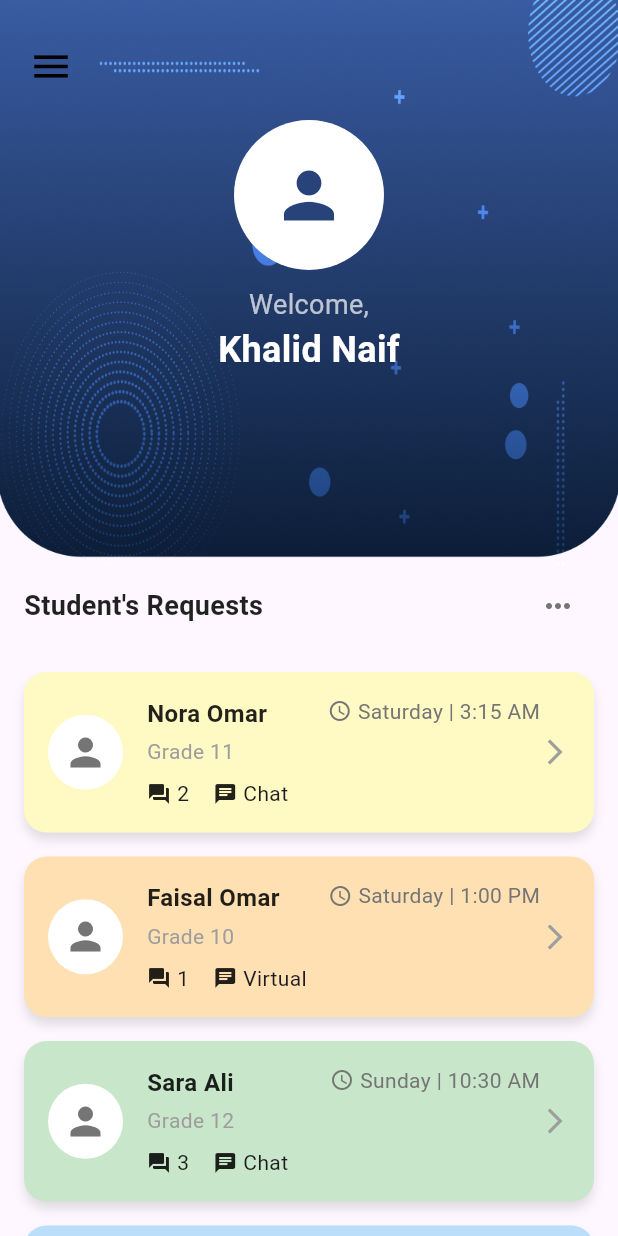
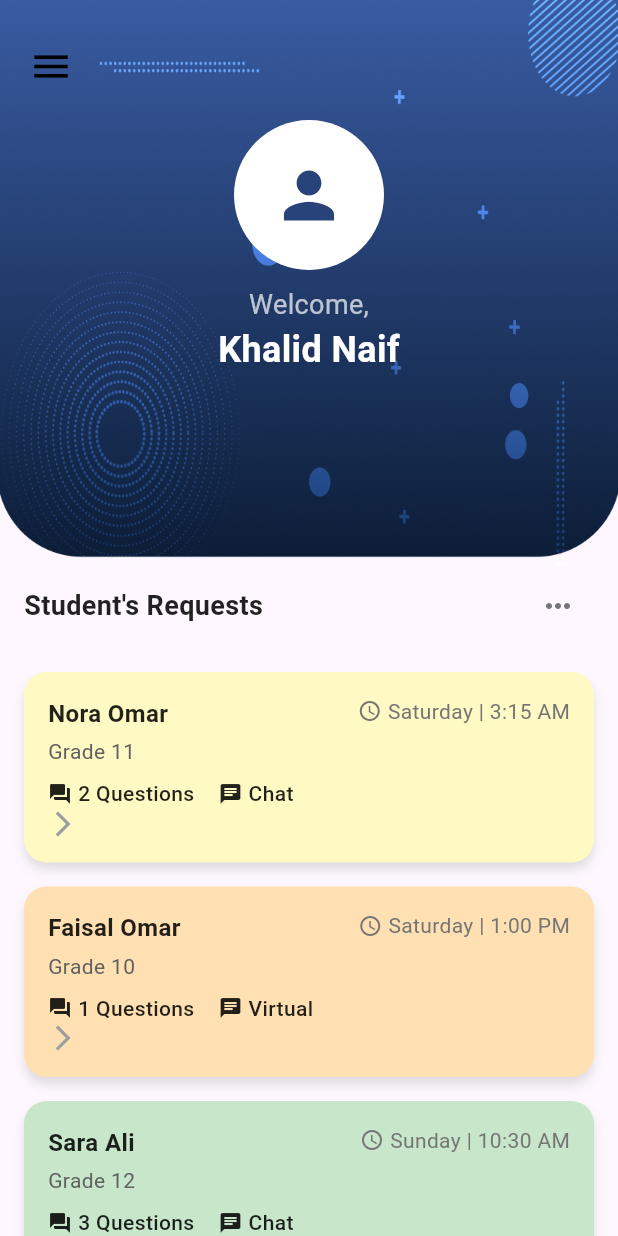
Before and after one commit to Reemaalnafisa/GAT_Helper-Version2, a Flutter app: the TutorHomepage screen opened directly, on a phone screen of 412 x 824 dp. Run offline on Flutter 3.47's test engine with Material 3 defaults, Android fonts, the phone set to English and light mode, and no system bars; our stand-ins replace confetti, fl_chart, flutter_rating_bar.

Commit message:
version2

```diff
--- a/lib/features/auth/views/tutor_home_page.dart
+++ b/lib/features/auth/views/tutor_home_page.dart
@@ -1,7 +1,6 @@
 import 'package:flutter/material.dart';
 import 'package:gat_helper_app/features/auth/views/Student_chat_page.dart';
 import 'package:gat_helper_app/features/auth/views/request_link_page.dart';
-import 'package:gat_helper_app/features/auth/views/tutor_request_details_page.dart';
 import 'package:gat_helper_app/features/common/edit_profile_page.dart';
 import 'package:gat_helper_app/features/auth/views/tutor_chat_history_page.dart';
 import 'package:gat_helper_app/features/common/start_page.dart';
@@ -60,9 +59,7 @@ class _TutorHomepageState extends State<TutorHomepage> {
       question: "What is the capital of France?",
       options: ["Berlin", "Madrid", "Paris", "Rome"],
     ),
-  ];String TutorName = "Khalid Naif"; // Replace with dynamic data
-  String TutorEmail = "Khalid.naif@example.com"; // Replace with dynamic data
-  String TutorAvatar = "assets/img_20.png"; // Replace
+  ];
 
   @override
   Widget build(BuildContext context) {
@@ -74,34 +71,43 @@ class _TutorHomepageState extends State<TutorHomepage> {
         child: Column(
           crossAxisAlignment: CrossAxisAlignment.start,
           children: [
-            SizedBox(
-              height: 250,
-              width: 500,
-              child: DrawerHeader(
+            DrawerHeader(
               decoration: BoxDecoration(
-                  color: Color(0xFF284379),
-                ),
-                child: Column(
-                  mainAxisAlignment: MainAxisAlignment.center,
-                  crossAxisAlignment: CrossAxisAlignment.center,
+                color: Color(0xFF284379),              ),
+              child: Row(
                 children: [
                   CircleAvatar(
-                      radius: 40,
-                      backgroundImage: AssetImage(TutorAvatar), // Dynamic Avatar
+                    radius: 30,
+                    backgroundColor: Colors.white,
+                    child: Icon(
+                      Icons.person,
+                      size: 40,
+                      color: Color(0xFF284379),                    ),
                   ),
-                    const SizedBox(height: 10),
+                  SizedBox(width: 16),
+                  Column(
+                    crossAxisAlignment: CrossAxisAlignment.start,
+                    mainAxisAlignment: MainAxisAlignment.center,
+                    children: [
                       Text(
-                      TutorName, // Dynamic Name
-                      style: const TextStyle(fontSize: 20, fontWeight: FontWeight.bold, color: Colors.white),
+                        'Khalid Naif',
+                        style: TextStyle(
+                          color: Colors.white,
+                          fontSize: 18,
+                          fontWeight: FontWeight.bold,
                         ),
-                    const SizedBox(height: 5),
+                      ),
+                      SizedBox(height: 4),
                       Text(
-                      TutorEmail, // Dynamic Email
-                      style: const TextStyle(fontSize: 16, color: Colors.white),
-                      textAlign: TextAlign.center,
+                        'Tutor Homepage Sidebar',
+                        style: TextStyle(
+                          color: Colors.white70,
+                          fontSize: 14,
+                        ),
                       ),
                     ],
                   ),
+                ],
               ),
             ),
             ListTile(
@@ -289,76 +295,80 @@ class _TutorHomepageState extends State<TutorHomepage> {
                               ),
                             ],
                           ),
-                          child: Row(
-                            crossAxisAlignment: CrossAxisAlignment.center,
-                            children: [
-                              CircleAvatar(
-                                radius: 25,
-                                backgroundColor: Colors.white,
-                                child: Icon(
-                                  Icons.person,
-                                  size: 30,
-                                  color: Colors.grey.shade600,
-                                ),
-                              ),
-                              const SizedBox(width: 16),
-                              Expanded(
                           child: Stack(
                             children: [
+                              // Main Content of the Card
                               Column(
                                 crossAxisAlignment: CrossAxisAlignment.start,
                                 children: [
-                                        // Name (Always on Left)
                                   Text(
                                     request.name,
-                                          style: const TextStyle(
+                                    style: TextStyle(
                                       fontSize: 16,
                                       fontWeight: FontWeight.bold,
                                       color: Colors.black87,
                                     ),
                                   ),
-                                        const SizedBox(height: 4),
-                                        // Grade (Below Name, Still Left-Aligned)
+                                  SizedBox(height: 4),
                                   Text(
                                     request.grade,
-                                          style: const TextStyle(
+                                    style: TextStyle(
                                       fontSize: 14,
-                                            color: Colors.grey,
+                                      color: Colors.grey.shade700,
                                     ),
                                   ),
-                                        const SizedBox(height: 8),
-                                        // Question Count & Chat Method Row
+                                  SizedBox(height: 8),
                                   Row(
                                     children: [
                                       Row(
                                         children: [
-                                                const Icon(Icons.question_answer, size: 16),
-                                                const SizedBox(width: 4),
-                                                Text("${request.questionCount}"),
-                                              ],
+                                          Icon(Icons.question_answer, size: 16, color: Colors.black87),
+                                          SizedBox(width: 4),
+                                          Text(
+                                            "${request.questionCount} Questions",
+                                            style: TextStyle(
+                                              fontSize: 14,
+                                              fontWeight: FontWeight.w500,
+                                              color: Colors.black87,
                                             ),
-                                            const SizedBox(width: 16),
-                                            Row(
-                                              children: [
-                                                const Icon(Icons.chat, size: 16),
-                                                const SizedBox(width: 4),
-                                                Text(request.method),
-                                              ],
                                           ),
                                         ],
                                       ),
+                                      SizedBox(width: 16),
+                                      Row(
+                                        children: [
+                                          Icon(Icons.chat, size: 16, color: Colors.black87),
+                                          SizedBox(width: 4),
+                                          Text(
+                                            request.method,
+                                            style: TextStyle(
+                                              fontSize: 14,
+                                              fontWeight: FontWeight.w500,
+                                              color: Colors.black87,
+                                            ),
+                                          ),
+
+                                        ],
+
+                                      ),
+
                                     ],
                                   ),
-
-                                    // ✅ Fix: Date/Time moved to Right (Properly)
+                                  const Icon(
+                                    Icons.arrow_forward_ios,
+                                    size: 20,
+                                    color: Colors.grey,
+                                  ),
+                                ],
+                              ),
+                              // Time Positioned in the Upper Right
                               Positioned(
-                                      top: 0, // Ensures it's at the top
-                                      right: 0, // ✅ Now it stays on the right dynamically
+                                top: 0,
+                                right: 0,
                                 child: Row(
-                                        mainAxisSize: MainAxisSize.min, // Keeps it compact
                                   children: [
                                     Icon(Icons.access_time, size: 16, color: Colors.grey.shade600),
-                                          const SizedBox(width: 4),
+                                    SizedBox(width: 4),
                                     Text(
                                       request.time,
                                       style: TextStyle(
@@ -372,20 +382,9 @@ class _TutorHomepageState extends State<TutorHomepage> {
                             ],
                           ),
                         ),
-
-
-                              const Icon(
-                                Icons.arrow_forward_ios,
-                                size: 20,
-                                color: Colors.grey,
-                              ),
-                            ],
-                          ),
-                        ),
                       );
                     },
                   ),
-
                 ),
               ],
             ),
@@ -454,19 +453,24 @@ class RequestDetailsPage extends StatelessWidget {
   Widget build(BuildContext context) {
     return Scaffold(
       backgroundColor: Colors.white,
-
-        body: Column(
+      body: SafeArea(
+        child: Column(
           children: [
             Stack(
               children: [
-                Image.asset(
-                  "assets/img_17.png",
-                  fit: BoxFit.cover,
-                  width: double.infinity,
-                  height: 120,
+                Container(
+                  width: MediaQuery.of(context).size.width,
+                  height: 150,
+                  decoration: BoxDecoration(
+                    color: Color(0xFF284379),
+                    borderRadius: BorderRadius.only(
+                      bottomLeft: Radius.circular(50),
+                      bottomRight: Radius.circular(50),
+                    ),
+                  ),
                 ),
                 Positioned(
-                  top: 40,
+                  top: 20,
                   left: 16,
                   child: IconButton(
                     icon: Icon(Icons.arrow_back, color: Colors.white, size: 28),
@@ -546,12 +550,7 @@ class RequestDetailsPage extends StatelessWidget {
                       borderRadius: BorderRadius.circular(10),
                     ),
                   ),
-                  child: Text(
-                    'Reject',
-                    style: TextStyle(
-                      color: Colors.white, // ✅ Fixed style syntax
-                    ),
-                  ),
+                  child: Text('Reject'),
                 ),
                 SizedBox(width: 20),
                 ElevatedButton(
@@ -563,18 +562,13 @@ class RequestDetailsPage extends StatelessWidget {
                       borderRadius: BorderRadius.circular(10),
                     ),
                   ),
-                  child: Text(
-                    'Accept',
-                    style: TextStyle(
-                      color: Colors.white, // ✅ Fixed style syntax
-                    ),
-                  ),
-
+                  child: Text('Accept'),
                 ),
               ],
             ),
             SizedBox(height: 20),
           ],
+        ),
       ),
     );
   }
@@ -599,45 +593,17 @@ class RequestDetailsPage extends StatelessWidget {
   }
 }
 
-
-class AllRequestsPage extends StatefulWidget {
+class AllRequestsPage extends StatelessWidget {
   final List<StudentRequest> requests;
 
   const AllRequestsPage({Key? key, required this.requests}) : super(key: key);
 
   @override
-  _AllRequestsPageState createState() => _AllRequestsPageState();
-}
-
-class _AllRequestsPageState extends State<AllRequestsPage> {
-  late List<StudentRequest> requests;
-
-  @override
-  void initState() {
-    super.initState();
-    requests = List.from(widget.requests); // ✅ Copy initial requests list
-  }
-
-  @override
   Widget build(BuildContext context) {
     return Scaffold(
       appBar: AppBar(
-        title: const Text(
-          "All Requests",
-          style: TextStyle(
-            color: Colors.white, // ✅ Ensures the text color is white
-          ),
-        ),
-        flexibleSpace: Image.asset(
-          "assets/img_17.png",
-          fit: BoxFit.cover,
-          width: double.infinity,
-          height: 120,
-        ),
-        leading: IconButton(
-          icon: const Icon(Icons.arrow_back, color: Colors.white),
-          onPressed: () => Navigator.pop(context),
-        ),// ✅ Keeps the background color
+        title: const Text("All Requests"),
+        backgroundColor: Color(0xFF284379),
       ),
       body: ListView.builder(
         itemCount: requests.length,
@@ -645,22 +611,32 @@ class _AllRequestsPageState extends State<AllRequestsPage> {
           final request = requests[index];
           return GestureDetector(
             onTap: () {
+              // Navigate to RequestDetailsPage
               Navigator.push(
                 context,
                 MaterialPageRoute(
                   builder: (context) => RequestDetailsPage(
                     request: request,
                     onReject: () {
-                      setState(() {
-                        requests.removeAt(index); // ✅ Update list on rejection
-                      });
-                      Navigator.pop(context); // ✅ Close details page
+                      // Handle rejection (optional logic here)
+                      Navigator.pop(context);
                     },
                     onAccept: () {
+                      // Handle acceptance and navigate accordingly
                       if (request.method == 'Chat') {
-                        Navigator.push(context, MaterialPageRoute(builder: (_) => ChatPage()));
+                        Navigator.push(
+                          context,
+                          MaterialPageRoute(
+                            builder: (_) => ChatPage(),
+                          ),
+                        );
                       } else if (request.method == 'Virtual') {
-                        Navigator.push(context, MaterialPageRoute(builder: (_) => SessionLinkPage()));
+                        Navigator.push(
+                          context,
+                          MaterialPageRoute(
+                            builder: (_) => SessionLinkPage(),
+                          ),
+                        );
                       }
                     },
                   ),
@@ -749,8 +725,8 @@ class _AllRequestsPageState extends State<AllRequestsPage> {
                 ),
                 // Timer in the upper right corner
                 Positioned(
-                  top: 25,
-                  right: 45,
+                  top: 12,
+                  right: 24,
                   child: Row(
                     children: [
                       Icon(
@@ -778,8 +754,6 @@ class _AllRequestsPageState extends State<AllRequestsPage> {
   }
 }
 
-
-
 class StudentRequest {
   final String name;
   final String grade;
```
Lines whose indentation alone changed are shown as unchanged.
